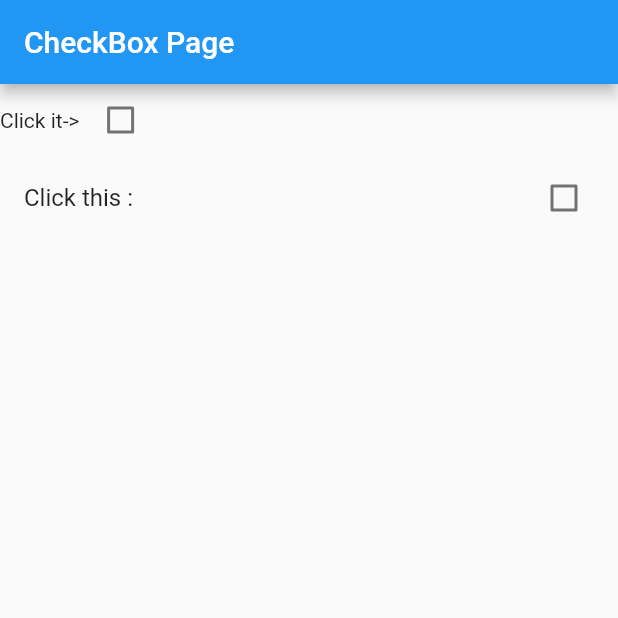
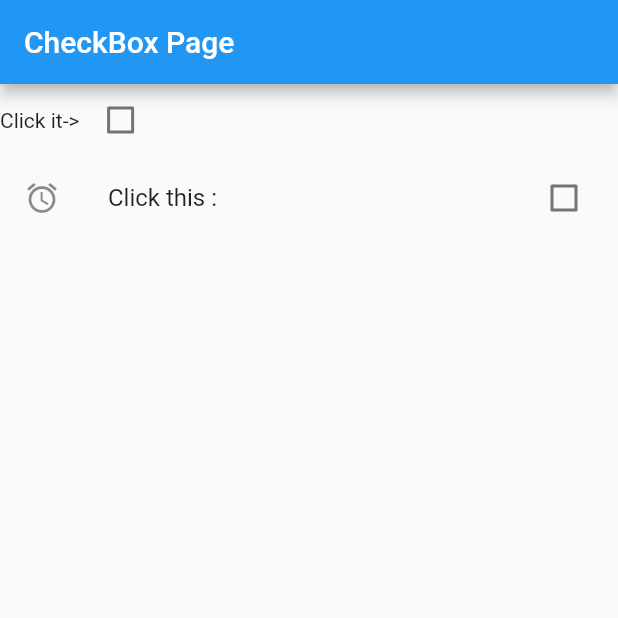
Before and after one commit to MostefaMourad/flutter_basic_projects, a Flutter app: the screen it shows after launch, on a phone screen of 412 x 824 dp, the top half of it. Run offline on Flutter 3.47's test engine with Material 2 defaults, Android fonts, the phone set to English and light mode, and no system bars.

Commit message:
Update main.dart

```diff
--- a/flutter_basic_projects/lib/main.dart
+++ b/flutter_basic_projects/lib/main.dart
@@ -42,7 +42,7 @@ class _MyAppState extends State<MyApp>{
                 onChanged:(bool value){_onChanged(value);},
                 title: new Text('Click this :'),
                 activeColor: Colors.red,
-
+                secondary: const Icon( Icons.access_alarm),
                 )
             ],
           )
```
